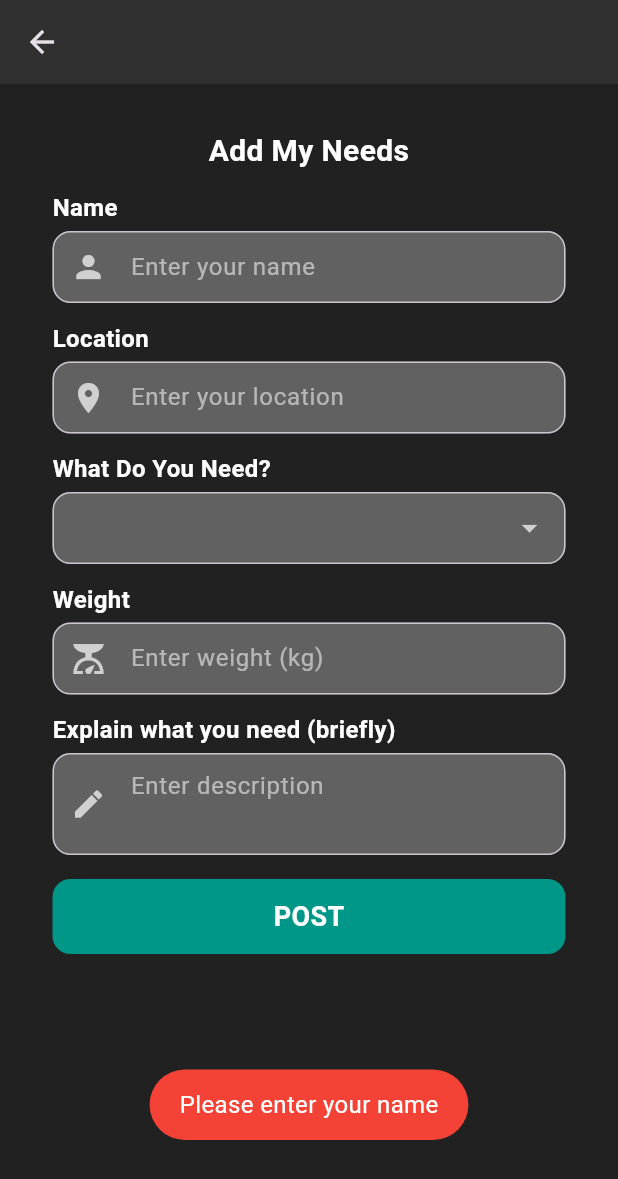
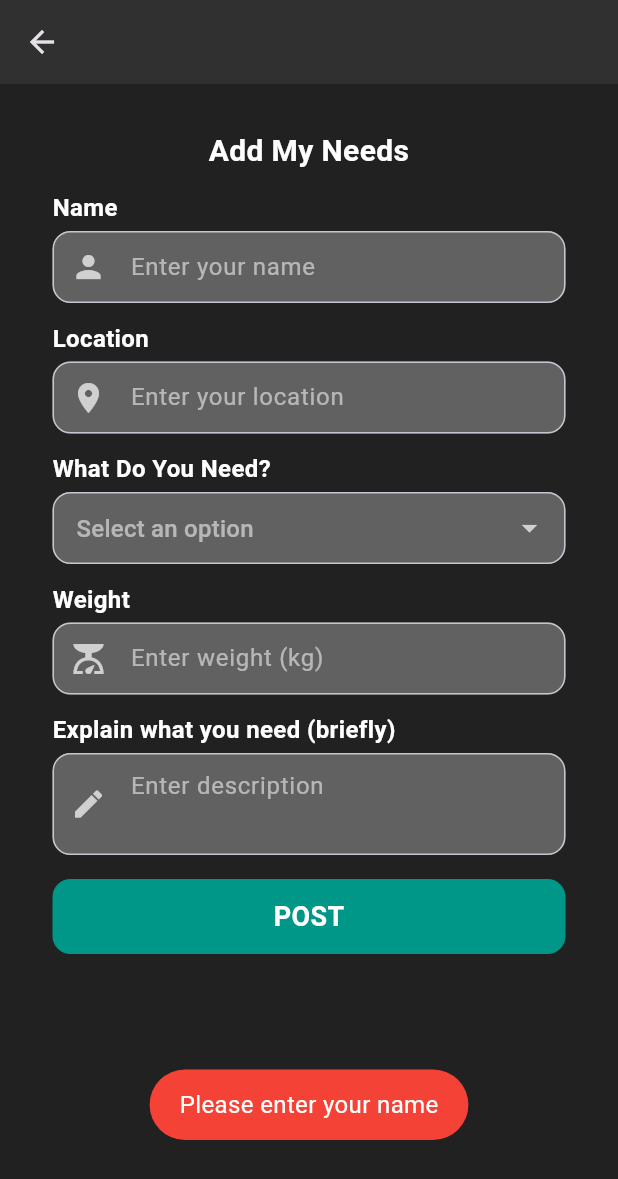
Before and after one commit to Joshuarupasinghe/bio_boost, a Flutter app: the AddMyServicesPage screen opened directly, after a tap on "POST", on a phone screen of 412 x 824 dp. Shown: the top 1179 px of the screen. Run offline on Flutter 3.47's test engine with Material 3 defaults, Android fonts, the phone set to English and light mode, and no system bars; our stand-ins replace cloud_firestore, firebase_auth, firebase_core, firebase_storage, fluttertoast, image_picker and 1 more; accounts and stored records are empty.

Commit message:
add my services page drop down fixed
add placeholders

```diff
--- a/lib/screens/Add_MyServices.dart
+++ b/lib/screens/Add_MyServices.dart
@@ -35,7 +35,6 @@ class _AddMyServicesPageState extends State<AddMyServicesPage> {
 
   @override
   void dispose() {
-    // Dispose controllers to prevent memory leaks
     nameController.dispose();
     locationController.dispose();
     weightController.dispose();
@@ -59,7 +58,6 @@ class _AddMyServicesPageState extends State<AddMyServicesPage> {
             child: Column(
               mainAxisSize: MainAxisSize.min,
               children: [
-                // Title
                 Text(
                   "Add My Needs",
                   style: TextStyle(
@@ -71,22 +69,23 @@ class _AddMyServicesPageState extends State<AddMyServicesPage> {
                 ),
                 SizedBox(height: 12),
 
-                // Name Input
                 buildLabel("Name"),
                 buildTextField(nameController, "Enter your name", Icons.person),
                 SizedBox(height: 12),
 
-                // Location Input
                 buildLabel("Location"),
                 buildTextField(locationController, "Enter your location", Icons.location_on),
                 SizedBox(height: 12),
 
-                // Dropdown Field
                 buildLabel("What Do You Need?"),
                 DropdownButtonFormField<String>(
                   decoration: buildInputDecoration(),
                   dropdownColor: Colors.grey[800],
                   value: selectedService,
+                  hint: Text(
+                    "Select an option",
+                    style: TextStyle(color: Colors.white54, fontSize: 16),
+                  ),
                   items: services.map((String service) {
                     return DropdownMenuItem<String>(
                       value: service,
@@ -105,19 +104,15 @@ class _AddMyServicesPageState extends State<AddMyServicesPage> {
                 ),
                 SizedBox(height: 12),
 
-                // Weight Input
                 buildLabel("Weight"),
                 buildTextField(weightController, "Enter weight (kg)", Icons.scale),
-
                 SizedBox(height: 12),
 
-                // Description Input
                 buildLabel("Explain what you need (briefly)"),
                 buildTextField(descriptionController, "Enter description", Icons.edit, maxLines: 2),
 
                 SizedBox(height: 16),
 
-                // Submit Button
                 GestureDetector(
                   onTap: _isLoading ? null : _submitServiceRequest,
                   child: Container(
@@ -150,7 +145,6 @@ class _AddMyServicesPageState extends State<AddMyServicesPage> {
   }
 
   Future<void> _submitServiceRequest() async {
-    // Validate form fields
     if (nameController.text.isEmpty) {
       _showErrorToast("Please enter your name");
       return;
@@ -182,13 +176,11 @@ class _AddMyServicesPageState extends State<AddMyServicesPage> {
       return;
     }
 
-    // Submit form
     setState(() {
       _isLoading = true;
     });
 
     try {
-      // Use the service to add the service request
       await _serviceRequestService.addServiceRequest(
         selectedService!,
         weight,
@@ -197,12 +189,9 @@ class _AddMyServicesPageState extends State<AddMyServicesPage> {
         locationController.text
       );
 
-      // Show success message
       _showSuccessToast("Service request posted successfully");
-      Navigator.pop(context, true); // Indicating success
+      Navigator.pop(context, true);
 
-
-      // Clear form without navigation
       setState(() {
         selectedService = null;
         nameController.clear();
```
